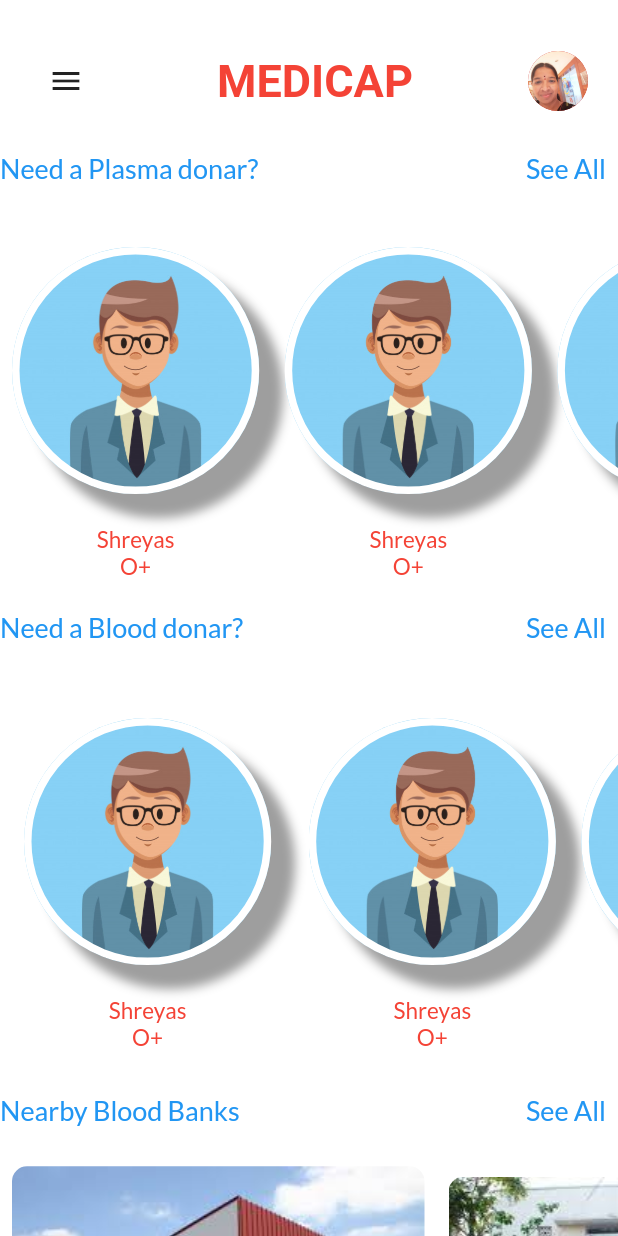
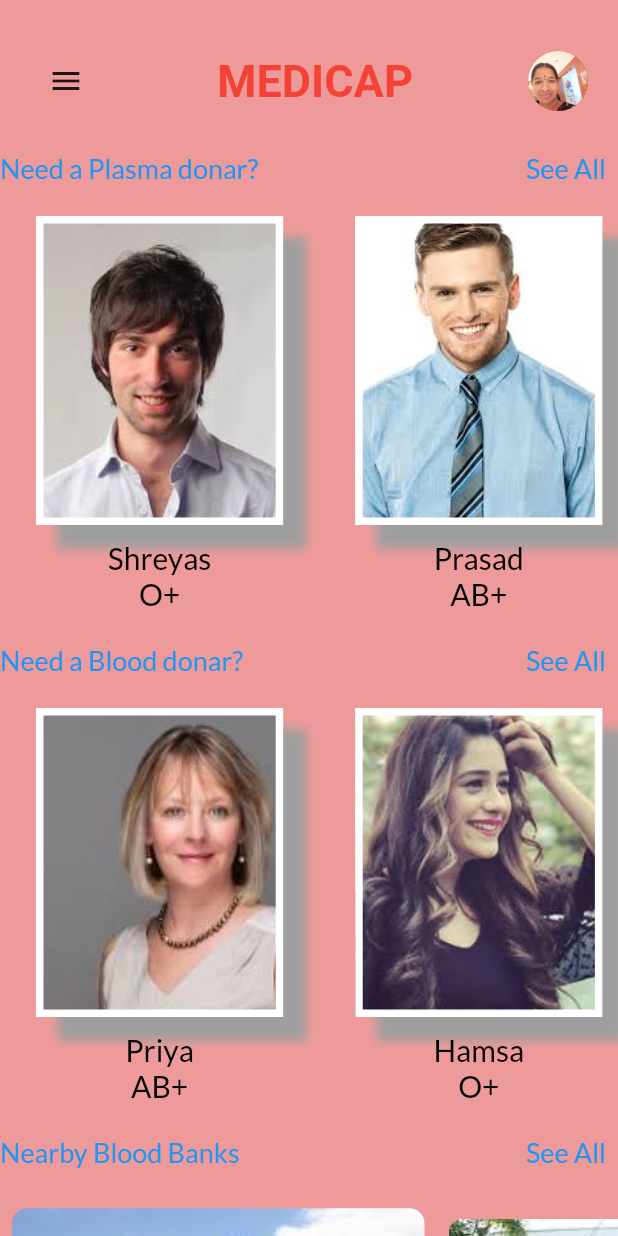
Before and after one commit to ShreyasRaj4/MediCaP, a Flutter app: the Home screen opened directly, on a phone screen of 412 x 824 dp. Run offline on Flutter 3.47's test engine with Material 2 defaults, Android fonts, the phone set to English and light mode, and no system bars; our stand-ins replace firebase_auth, firebase_core, flare_flutter, font_awesome_flutter, form_field_validator, google_fonts and 1 more; accounts and stored records are empty.

Commit message:
Added profile photos

```diff
--- a/lib/home/drawerscreen.dart
+++ b/lib/home/drawerscreen.dart
@@ -1,3 +1,4 @@
+import 'package:MediCaP/models.dart';
 import 'package:flutter/material.dart';
 import 'package:font_awesome_flutter/font_awesome_flutter.dart';
 import 'package:provider/provider.dart';
@@ -9,6 +10,7 @@ class DrawerScreen extends StatefulWidget {
 }
 
 class _DrawerScreenState extends State<DrawerScreen> {
+  bool isReg=Booleans.isRegistered;
   @override
   Widget build(BuildContext context) {
     return Container(
@@ -52,6 +54,8 @@ class _DrawerScreenState extends State<DrawerScreen> {
                         ),
                         onPressed: () {
                           print('sssssssssssssssssss');
+                          bool isReg=true;
+                          print(isReg);
                         },
                         child: Row(
                           children: [
@@ -84,6 +88,7 @@ class _DrawerScreenState extends State<DrawerScreen> {
               TextButton(
                 onPressed: () {
                   print('setting');
+                  print(isReg);
                 },
                 child: Text(
                   'Settings',
--- a/lib/home/homescreen.dart
+++ b/lib/home/homescreen.dart
@@ -25,7 +25,7 @@ class _HomeScreenState extends State<HomeScreen> {
         ..scale(scaleFactor)
         ..rotateY(isDrawerOpen ? -0.5 : 0),
       decoration: BoxDecoration(
-          color: Colors.white,
+          color: Colors.red[200],
           borderRadius: BorderRadius.circular(isDrawerOpen ? 40 : 0.0)),
       child: SingleChildScrollView(
         child: Column(
@@ -93,24 +93,11 @@ class _HomeScreenState extends State<HomeScreen> {
               child: Row(
                 children: [
                   UserProfile(
-                      'images/businessman-profile-cartoon_18591-58479.jpg',
-                      'O+',
-                      "Shreyas"),
-                  SizedBox(width: 1),
+                      'images/userphotos/profile1.jpg', 'O+', "Shreyas"),
                   UserProfile(
-                      'images/businessman-profile-cartoon_18591-58479.jpg',
-                      'O+',
-                      "Shreyas"),
-                  SizedBox(width: 1),
-                  UserProfile(
-                      'images/businessman-profile-cartoon_18591-58479.jpg',
-                      'O+',
-                      "Shreyas"),
-                  SizedBox(width: 1),
-                  UserProfile(
-                      'images/businessman-profile-cartoon_18591-58479.jpg',
-                      'O+',
-                      "Shreyas"),
+                      'images/userphotos/profile2.jpg', 'AB+', "Prasad"),
+                  UserProfile('images/userphotos/profile3.jpg', 'O-', "Shurti"),
+                  UserProfile('images/userphotos/profile4.jpg', 'B+', "Shreya"),
                 ],
               ),
             ),
@@ -131,28 +118,10 @@ class _HomeScreenState extends State<HomeScreen> {
               scrollDirection: Axis.horizontal,
               child: Row(
                 children: [
-                  Padding(
-                    padding: const EdgeInsets.all(8.0),
-                    child: UserProfile(
-                        'images/businessman-profile-cartoon_18591-58479.jpg',
-                        'O+',
-                        "Shreyas"),
-                  ),
-                  SizedBox(width: 1),
-                  UserProfile(
-                      'images/businessman-profile-cartoon_18591-58479.jpg',
-                      'O+',
-                      "Shreyas"),
-                  SizedBox(width: 1),
-                  UserProfile(
-                      'images/businessman-profile-cartoon_18591-58479.jpg',
-                      'O+',
-                      "Shreyas"),
-                  SizedBox(width: 1),
-                  UserProfile(
-                      'images/businessman-profile-cartoon_18591-58479.jpg',
-                      'O+',
-                      "Shreyas"),
+                  UserProfile('images/userphotos/profile5.jpg', 'AB+', "Priya"),
+                  UserProfile('images/userphotos/profile6.jpg', 'O+', "Hamsa"),
+                  UserProfile('images/userphotos/profile7.jpg', 'A+', "Srinivas"),
+                  UserProfile('images/userphotos/profile8.jpg', 'AB-', "KCR"),
                 ],
               ),
             ),
--- a/lib/home/userprofile.dart
+++ b/lib/home/userprofile.dart
@@ -17,11 +17,13 @@ class UserProfile extends StatelessWidget {
       padding: const EdgeInsets.all(8.0),
       child: Column(
         children: [
-          Container(
+          MaterialButton(
+            onPressed: ()=>print('open profile'),
+                      child: Container(
               height: MediaQuery.of(context).size.height / 4,
               width: MediaQuery.of(context).size.width / 2.5,
               decoration: new BoxDecoration(
-              shape: BoxShape.circle,
+
                 border: Border.all(width: 5.0, color: Colors.white),
                 image: DecorationImage(
                   fit: BoxFit.cover,
@@ -42,13 +44,15 @@ class UserProfile extends StatelessWidget {
                 ],
               ),
             ),
+          ),
+          SizedBox(height : 10),
           Text(
             name,
-            style: GoogleFonts.lato(fontSize: 15, color: Colors.red),
+            style: GoogleFonts.lato(fontSize: 20, color: Colors.black),
           ),
           Text(
             bloodgroup,
-            style: GoogleFonts.lato(fontSize: 15, color: Colors.red),
+            style: GoogleFonts.lato(fontSize: 20, color: Colors.black),
           ),
         ],
       ),
--- /dev/null
+++ b/lib/models.dart
@@ -0,0 +1,3 @@
+class Booleans {
+ static bool isRegistered=false;
+}
```
Also changed, not shown: pubspec.yaml (+9 -0 lines), images/userphotos/profile1.jpg (added), images/userphotos/profile2.jpg (added), images/userphotos/profile3.jpg (added), images/userphotos/profile4.jpg (added), images/userphotos/profile5.jpg (added), images/userphotos/profile6.jpg (added), images/userphotos/profile7.jpg (added), images/userphotos/profile8.jpg (added). Lines whose indentation alone changed are shown as unchanged.
